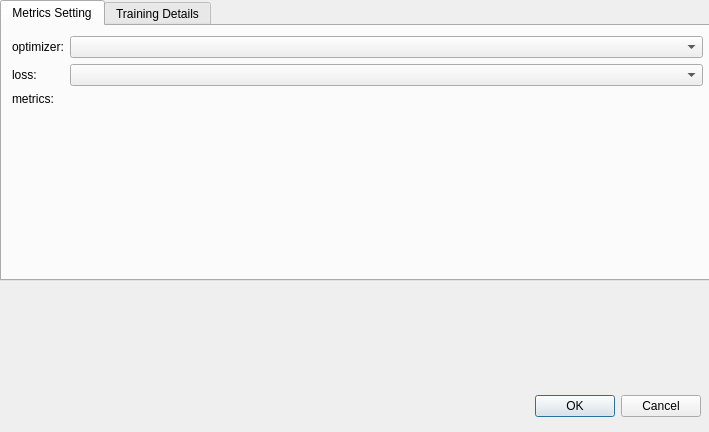
kelvin34501/alchimia_repo, file app/trainconfigurationdialog.ui: the form before one commit.
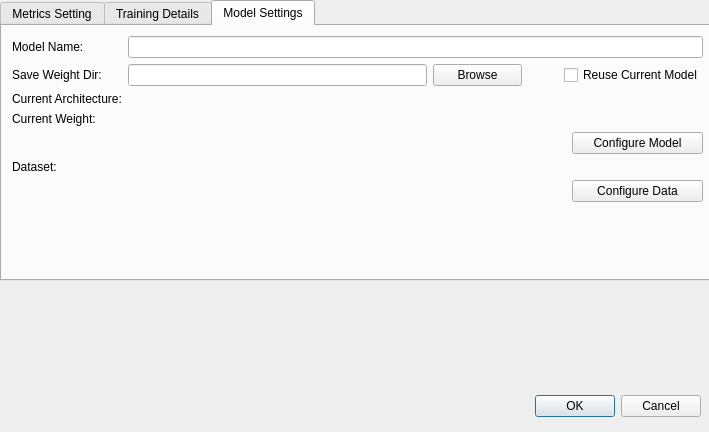
The form after the commit.

Commit message: update train dialog to include updates

```diff
--- a/app/trainconfigurationdialog.ui
+++ b/app/trainconfigurationdialog.ui
@@ -39,7 +39,7 @@
     </rect>
    </property>
    <property name="currentIndex">
-    <number>0</number>
+    <number>2</number>
    </property>
    <widget class="QWidget" name="MetricsSettings">
     <attribute name="title">
@@ -58,7 +58,7 @@
       <item row="0" column="0">
        <widget class="QLabel" name="label">
         <property name="text">
-         <string>optimizer:</string>
+         <string>Optimizer:</string>
         </property>
        </widget>
       </item>
@@ -68,7 +68,7 @@
       <item row="1" column="0">
        <widget class="QLabel" name="label_2">
         <property name="text">
-         <string>loss:</string>
+         <string>Loss:</string>
         </property>
        </widget>
       </item>
@@ -78,7 +78,7 @@
       <item row="2" column="0">
        <widget class="QLabel" name="label_3">
         <property name="text">
-         <string>metrics:</string>
+         <string>Metrics:</string>
         </property>
        </widget>
       </item>
@@ -167,14 +167,7 @@
         <item>
          <widget class="QCheckBox" name="ShuffleCheckBox">
           <property name="text">
-           <string>shuffle</string>
-          </property>
-         </widget>
-        </item>
-        <item>
-         <widget class="QLabel" name="label_9">
-          <property name="text">
-           <string>  </string>
+           <string>Shuffle</string>
           </property>
          </widget>
         </item>
@@ -195,7 +188,147 @@
         <item>
          <widget class="QLabel" name="label_7">
           <property name="text">
-           <string>                                                                                                              </string>
+           <string/>
+          </property>
+         </widget>
+        </item>
+       </layout>
+      </item>
+     </layout>
+    </widget>
+   </widget>
+   <widget class="QWidget" name="ModelSettings">
+    <attribute name="title">
+     <string>Model Settings</string>
+    </attribute>
+    <widget class="QWidget" name="formLayoutWidget_5">
+     <property name="geometry">
+      <rect>
+       <x>10</x>
+       <y>10</y>
+       <width>691</width>
+       <height>241</height>
+      </rect>
+     </property>
+     <layout class="QFormLayout" name="formLayout_5">
+      <item row="0" column="0">
+       <widget class="QLabel" name="label_19">
+        <property name="text">
+         <string>Model Name:</string>
+        </property>
+       </widget>
+      </item>
+      <item row="0" column="1">
+       <widget class="QLineEdit" name="ModelNameLineEdit"/>
+      </item>
+      <item row="1" column="0">
+       <widget class="QLabel" name="label_20">
+        <property name="text">
+         <string>Save Weight Dir:</string>
+        </property>
+       </widget>
+      </item>
+      <item row="1" column="1">
+       <layout class="QHBoxLayout" name="horizontalLayout_7" stretch="10,3,1,3">
+        <item>
+         <widget class="QLineEdit" name="SaveDirLineEdit"/>
+        </item>
+        <item>
+         <widget class="QPushButton" name="SaveDirBrowseButton">
+          <property name="text">
+           <string>Browse</string>
+          </property>
+         </widget>
+        </item>
+        <item>
+         <widget class="QLabel" name="label_21">
+          <property name="text">
+           <string/>
+          </property>
+         </widget>
+        </item>
+        <item>
+         <widget class="QCheckBox" name="ReuseCheckBox">
+          <property name="text">
+           <string>Reuse Current Model</string>
+          </property>
+         </widget>
+        </item>
+       </layout>
+      </item>
+      <item row="2" column="0">
+       <widget class="QLabel" name="label_9">
+        <property name="text">
+         <string>Current Architecture:</string>
+        </property>
+       </widget>
+      </item>
+      <item row="2" column="1">
+       <widget class="QLabel" name="ArchiLabel">
+        <property name="text">
+         <string/>
+        </property>
+       </widget>
+      </item>
+      <item row="3" column="0">
+       <widget class="QLabel" name="label_22">
+        <property name="text">
+         <string>Current Weight:</string>
+        </property>
+       </widget>
+      </item>
+      <item row="3" column="1">
+       <widget class="QLabel" name="WeightLabel">
+        <property name="text">
+         <string/>
+        </property>
+       </widget>
+      </item>
+      <item row="4" column="1">
+       <layout class="QHBoxLayout" name="horizontalLayout_8" stretch="10,3">
+        <item>
+         <widget class="QLabel" name="label_23">
+          <property name="text">
+           <string>                                                                                             </string>
+          </property>
+         </widget>
+        </item>
+        <item>
+         <widget class="QPushButton" name="LoadModelButton">
+          <property name="text">
+           <string>Configure Model</string>
+          </property>
+         </widget>
+        </item>
+       </layout>
+      </item>
+      <item row="5" column="0">
+       <widget class="QLabel" name="label_25">
+        <property name="text">
+         <string>Dataset:</string>
+        </property>
+       </widget>
+      </item>
+      <item row="5" column="1">
+       <widget class="QLabel" name="DatasetLabel">
+        <property name="text">
+         <string/>
+        </property>
+       </widget>
+      </item>
+      <item row="6" column="1">
+       <layout class="QHBoxLayout" name="horizontalLayout_10" stretch="10,3">
+        <item>
+         <widget class="QLabel" name="label_26">
+          <property name="text">
+           <string>                                                                                             </string>
+          </property>
+         </widget>
+        </item>
+        <item>
+         <widget class="QPushButton" name="LoadDataButton">
+          <property name="text">
+           <string>Configure Data</string>
           </property>
          </widget>
         </item>
```
Left out of the diff: 30 changed lines with no effect on the pictures. The commit also changes 4 other files.
